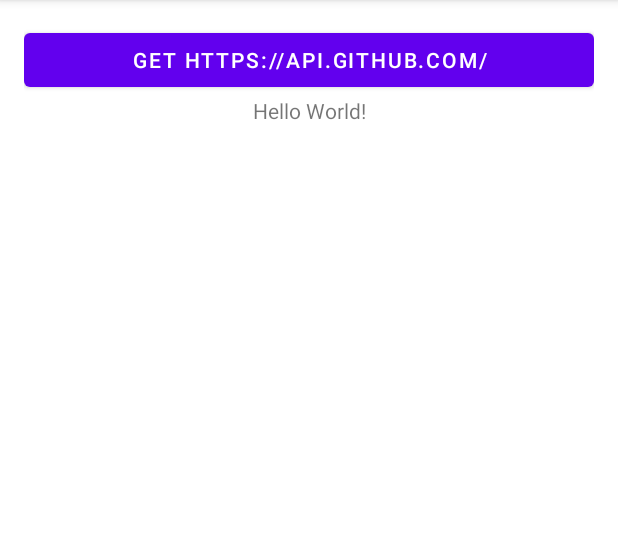
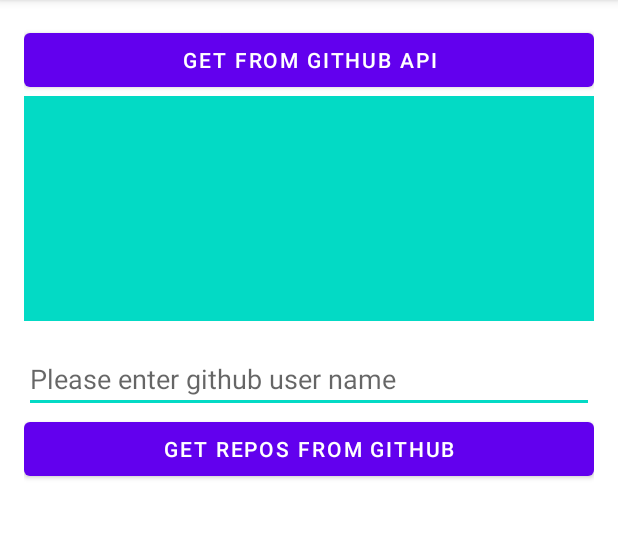
Before and after one commit to d-yaskevich/RESTDemo, an Android app: the screen it shows after launch (MainActivity), on a phone screen of 412 x 824 dp, the part 84-623 px from its top. Run offline under Robolectric (Android 15) with nearby library versions, the phone set to English and light mode, and no system bars.

```diff
--- a/app/build.gradle
+++ b/app/build.gradle
@@ -33,6 +33,10 @@ dependencies {
     implementation 'androidx.appcompat:appcompat:1.2.0'
     implementation 'com.google.android.material:material:1.3.0'
     implementation 'androidx.constraintlayout:constraintlayout:2.0.4'
+
+    implementation 'com.squareup.retrofit2:retrofit:2.9.0'
+    implementation 'com.squareup.retrofit2:converter-gson:2.9.0'
+
     testImplementation 'junit:junit:4.+'
     androidTestImplementation 'androidx.test.ext:junit:1.1.2'
     androidTestImplementation 'androidx.test.espresso:espresso-core:3.3.0'
--- a/app/src/main/java/com/myfirst/restdemo/MainActivity.java
+++ b/app/src/main/java/com/myfirst/restdemo/MainActivity.java
@@ -5,11 +5,21 @@ import android.os.AsyncTask;
 import android.os.Bundle;
 import android.os.Handler;
 import android.os.Looper;
+import android.util.Log;
 import android.view.View;
+import android.widget.EditText;
 import android.widget.TextView;
 import android.widget.Toast;
 
 import androidx.appcompat.app.AppCompatActivity;
+import androidx.recyclerview.widget.LinearLayoutManager;
+import androidx.recyclerview.widget.RecyclerView;
+
+import com.google.android.material.snackbar.Snackbar;
+import com.myfirst.restdemo.adapters.ReposAdapter;
+import com.myfirst.restdemo.rest.API;
+import com.myfirst.restdemo.rest.GithubConfig;
+import com.myfirst.restdemo.rest.models.Repo;
 
 import java.io.BufferedReader;
 import java.io.IOException;
@@ -17,12 +27,22 @@ import java.io.InputStream;
 import java.io.InputStreamReader;
 import java.net.URL;
 import java.nio.charset.StandardCharsets;
+import java.util.ArrayList;
 
 import javax.net.ssl.HttpsURLConnection;
 
+import retrofit2.Call;
+import retrofit2.Callback;
+import retrofit2.Response;
+
 public class MainActivity extends AppCompatActivity {
 
+    private static final String TAG = MainActivity.class.getSimpleName();
+
     private TextView tvResponse;
+    private EditText etUserName;
+
+    private ReposAdapter adapter;
 
     @Override
     protected void onCreate(Bundle savedInstanceState) {
@@ -30,12 +50,25 @@ public class MainActivity extends AppCompatActivity {
         setContentView(R.layout.activity_main);
 
         tvResponse = (TextView) findViewById(R.id.tv_response);
+        etUserName = findViewById(R.id.et_user_name);
+
+        adapter = new ReposAdapter(this);
+
+        RecyclerView rvReps = findViewById(R.id.rv_repos);
+        rvReps.setLayoutManager(new LinearLayoutManager(this));
+        rvReps.setAdapter(adapter);
     }
 
     public void onGetClick(View view) {
         AsyncTask.execute(() -> {
-            String response = getDataFrom("https://api.github.com/");
-            new Handler(Looper.getMainLooper()).post(() -> tvResponse.setText(response));
+            String response = getDataFrom(GithubConfig.GITHUB_API_BASE_URL);
+
+            //todo add convert String to GithubResponse model using JSON (Gson)
+
+            new Handler(Looper.getMainLooper()).post(() ->
+                    //todo show 'nice' (formatted) contents GithubResponse model
+                    tvResponse.setText(response)
+            );
         });
     }
 
@@ -81,4 +114,27 @@ public class MainActivity extends AppCompatActivity {
 
         return stringBuilder.toString();
     }
+
+    public void onGetReposClick(View view) {
+        String userName = etUserName.getText().toString();
+
+        API.github().listRepos(userName).enqueue(new Callback<ArrayList<Repo>>() {
+            @Override
+            public void onResponse(Call<ArrayList<Repo>> call, Response<ArrayList<Repo>> response) {
+                ArrayList repos = response.body();
+                adapter.resetRepos(repos);
+
+                Log.i(TAG, "<-- " + call.request().method() + " " + call.request().url());
+                if (repos != null) Log.i(TAG, repos.toString());
+            }
+
+            @Override
+            public void onFailure(Call<ArrayList<Repo>> call, Throwable t) {
+                Log.e(TAG, t.toString());
+                Snackbar snackbar = Snackbar.make(tvResponse, t.toString(), Snackbar.LENGTH_INDEFINITE);
+                snackbar.setAction(android.R.string.ok, v -> snackbar.dismiss());
+                snackbar.show();
+            }
+        });
+    }
 }
--- /dev/null
+++ b/app/src/main/java/com/myfirst/restdemo/adapters/ReposAdapter.java
@@ -0,0 +1,64 @@
+package com.myfirst.restdemo.adapters;
+
+import android.content.Context;
+import android.view.LayoutInflater;
+import android.view.View;
+import android.view.ViewGroup;
+import android.widget.TextView;
+
+import androidx.annotation.NonNull;
+import androidx.recyclerview.widget.RecyclerView;
+
+import com.myfirst.restdemo.rest.models.Repo;
+
+import java.util.ArrayList;
+
+public class ReposAdapter extends RecyclerView.Adapter<ReposAdapter.RepoVH> {
+
+    private final LayoutInflater inflater;
+    private final ArrayList<Repo> repos = new ArrayList<>();
+
+    public ReposAdapter(Context context) {
+        inflater = LayoutInflater.from(context);
+    }
+
+    public void resetRepos(ArrayList<Repo> repos) {
+        this.repos.clear();
+        if (repos != null) {
+            this.repos.addAll(repos);
+        }
+        notifyDataSetChanged();
+    }
+
+    @NonNull
+    @Override
+    public RepoVH onCreateViewHolder(@NonNull ViewGroup parent, int viewType) {
+        View view = inflater.inflate(android.R.layout.simple_list_item_1, parent, false);
+        return new RepoVH(view);
+    }
+
+    @Override
+    public void onBindViewHolder(@NonNull RepoVH holder, int position) {
+        Repo item = repos.get(position);
+        holder.onBind(item);
+    }
+
+    @Override
+    public int getItemCount() {
+        return repos.size();
+    }
+
+    static class RepoVH extends RecyclerView.ViewHolder {
+
+        private final TextView tvText;
+
+        public RepoVH(@NonNull View itemView) {
+            super(itemView);
+            tvText = itemView.findViewById(android.R.id.text1);
+        }
+
+        public void onBind(Repo item) {
+            tvText.setText(item.name);
+        }
+    }
+}
--- /dev/null
+++ b/app/src/main/java/com/myfirst/restdemo/rest/GithubConfig.java
@@ -0,0 +1,6 @@
+package com.myfirst.restdemo.rest;
+
+public class GithubConfig {
+    public static final String GITHUB_API_BASE_URL = "https://api.github.com/";
+    public static final String GITHUB_API_REPOS = "users/{user}/repos";
+}
--- /dev/null
+++ b/app/src/main/java/com/myfirst/restdemo/rest/responses/GithubResponse.java
@@ -0,0 +1,6 @@
+package com.myfirst.restdemo.rest.responses;
+
+// response from GITHUB_API_BASE_URL
+public class GithubResponse {
+    //todo add fields
+}
--- a/app/src/main/res/layout/activity_main.xml
+++ b/app/src/main/res/layout/activity_main.xml
@@ -11,23 +11,65 @@
         android:id="@+id/btn_get"
         android:layout_width="0dp"
         android:layout_height="wrap_content"
-        android:text="GET https://api.github.com/"
         android:onClick="onGetClick"
+        android:text="GET from github API"
 
         app:layout_constraintEnd_toEndOf="parent"
         app:layout_constraintStart_toStartOf="parent"
         app:layout_constraintTop_toTopOf="parent" />
 
-    <TextView
-        android:id="@+id/tv_response"
-        android:layout_width="wrap_content"
-        android:layout_height="wrap_content"
-        android:text="Hello World!"
+    <androidx.core.widget.NestedScrollView
+        android:id="@+id/nsv_response"
+        android:layout_width="0dp"
+        android:layout_height="150dp"
+        android:background="@color/teal_200"
 
-        app:layout_constraintVertical_bias="0"
-        app:layout_constraintBottom_toBottomOf="parent"
         app:layout_constraintLeft_toLeftOf="parent"
         app:layout_constraintRight_toRightOf="parent"
-        app:layout_constraintTop_toBottomOf="@id/btn_get" />
+        app:layout_constraintTop_toBottomOf="@id/btn_get"
+        app:layout_constraintVertical_bias="0">
+
+        <TextView
+            android:id="@+id/tv_response"
+            android:layout_width="match_parent"
+            android:layout_height="match_parent"
+            android:padding="16dp"
+            tools:text="Hello World!" />
+
+    </androidx.core.widget.NestedScrollView>
+
+    <EditText
+        android:id="@+id/et_user_name"
+        android:layout_width="0dp"
+        android:layout_height="wrap_content"
+        android:layout_marginTop="16dp"
+        android:hint="Please enter github user name"
+
+        app:layout_constraintEnd_toEndOf="parent"
+        app:layout_constraintStart_toStartOf="parent"
+        app:layout_constraintTop_toBottomOf="@id/nsv_response" />
+
+    <Button
+        android:id="@+id/btn_get_repos"
+        android:layout_width="0dp"
+        android:layout_height="wrap_content"
+        android:onClick="onGetReposClick"
+        android:text="GET repos from github"
+
+        app:layout_constraintEnd_toEndOf="parent"
+        app:layout_constraintStart_toStartOf="parent"
+        app:layout_constraintTop_toBottomOf="@id/et_user_name" />
+
+    <androidx.recyclerview.widget.RecyclerView
+        android:id="@+id/rv_repos"
+        android:layout_width="0dp"
+        android:layout_height="0dp"
+        android:layout_marginTop="16dp"
+        android:layout_marginBottom="16dp"
+
+        app:layout_constraintBottom_toBottomOf="parent"
+        app:layout_constraintEnd_toEndOf="parent"
+        app:layout_constraintStart_toStartOf="parent"
+        app:layout_constraintTop_toBottomOf="@id/btn_get_repos" />
 
 </androidx.constraintlayout.widget.ConstraintLayout>
```
Also changed, not shown: app/src/main/java/com/myfirst/restdemo/rest/API.java (added, +20 -0 lines), app/src/main/java/com/myfirst/restdemo/rest/GithubService.java (added, +20 -0 lines), app/src/main/java/com/myfirst/restdemo/rest/models/Owner.java (added, +43 -0 lines), app/src/main/java/com/myfirst/restdemo/rest/models/Repo.java (added, +159 -0 lines), gradle/wrapper/gradle-wrapper.properties.
